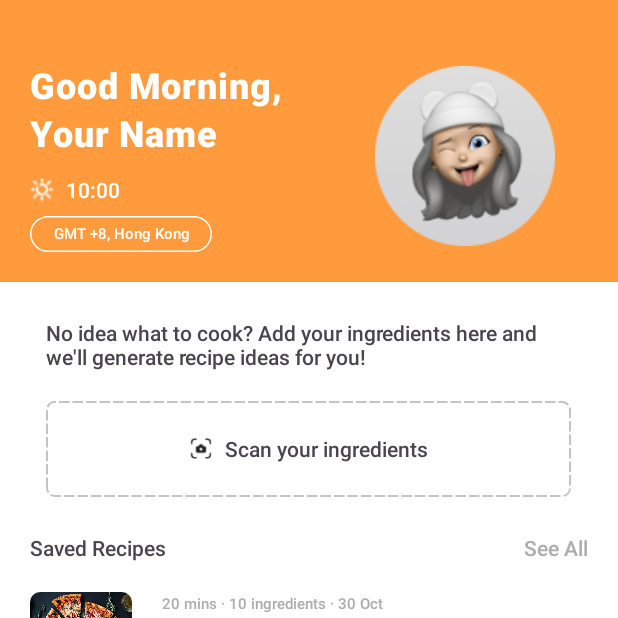
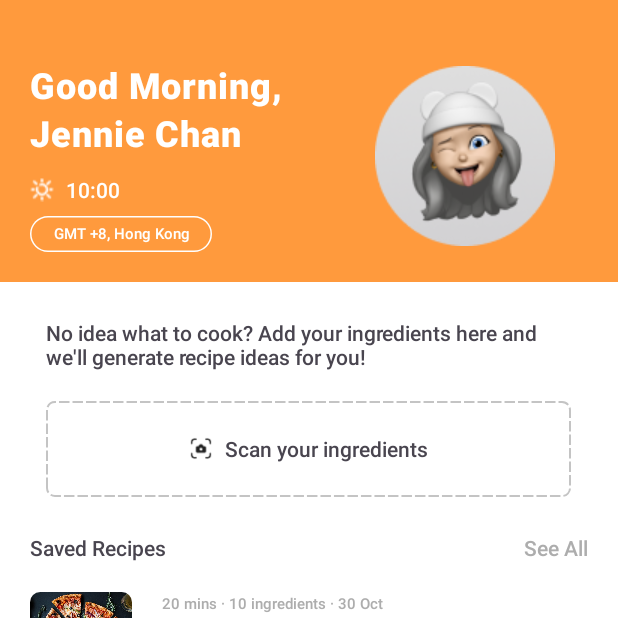
Before and after one commit to rrickyp/Cooking-Bot, an Android app: the screen it shows after launch (Home), on a phone screen of 412 x 824 dp, the top half of it. Run offline under Robolectric (Android 15) with nearby library versions, the phone set to English and light mode, and no system bars.

Commit message:
update hardcode name home

```diff
--- a/app/src/main/res/layout/home.xml
+++ b/app/src/main/res/layout/home.xml
@@ -44,7 +44,7 @@
                             android:letterSpacing="0.025"
                             android:lineSpacingExtra="4sp"
                             android:paddingBottom="12dp"
-                            android:text="Good Morning, \nYour Name"
+                            android:text="Good Morning, \nJennie Chan"
                             android:textColor="@color/white"
                             android:textSize="24sp"
                             android:textStyle="bold" />
```
